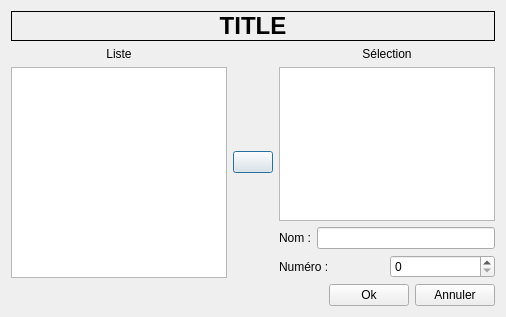
Before: the Qt Designer form src/SelectionWindow.ui in arabine/tanca, drawn with Qt 5.
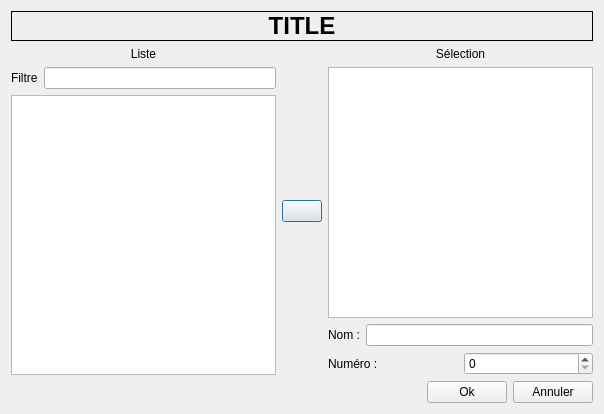
After: the same form once the commit is applied. Icons and pictures are not drawn.

Commit message: Add filter for player tables

```diff
--- a/src/SelectionWindow.ui
+++ b/src/SelectionWindow.ui
@@ -6,12 +6,12 @@
    <rect>
     <x>0</x>
     <y>0</y>
-    <width>506</width>
-    <height>317</height>
+    <width>604</width>
+    <height>414</height>
    </rect>
   </property>
-  <layout class="QVBoxLayout" name="verticalLayout_3">
-   <item>
+  <layout class="QGridLayout" name="gridLayout">
+   <item row="0" column="0">
     <widget class="QLabel" name="labelTitle">
      <property name="sizePolicy">
       <sizepolicy hsizetype="Preferred" vsizetype="Fixed">
@@ -40,8 +40,8 @@
      </property>
     </widget>
    </item>
-   <item>
-    <layout class="QHBoxLayout" name="horizontalLayout_4">
+   <item row="1" column="0">
+    <layout class="QHBoxLayout" name="horizontalLayout_5">
      <item>
       <layout class="QVBoxLayout" name="verticalLayout_2">
        <item>
@@ -54,6 +54,20 @@
          </property>
         </widget>
        </item>
+       <item>
+        <layout class="QHBoxLayout" name="horizontalLayout_4">
+         <item>
+          <widget class="QLabel" name="label">
+           <property name="text">
+            <string>Filtre</string>
+           </property>
+          </widget>
+         </item>
+         <item>
+          <widget class="QLineEdit" name="lineEditFilter"/>
+         </item>
+        </layout>
+       </item>
        <item>
         <widget class="QTableWidget" name="playersTable">
          <property name="editTriggers">
@@ -144,7 +158,7 @@
      </item>
     </layout>
    </item>
-   <item>
+   <item row="2" column="0">
     <layout class="QHBoxLayout" name="horizontalLayout">
      <item>
       <spacer name="horizontalSpacer">
```
The commit also changes 5 other files.
